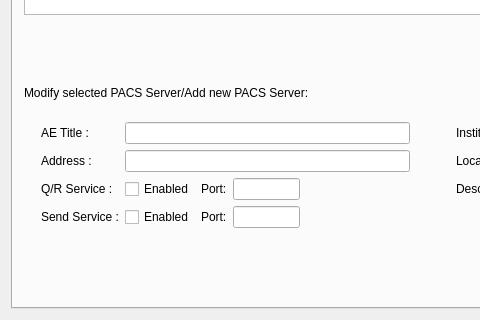
starviewer-medical/starviewer, file starviewer/src/inputoutput/qconfigurationscreenbase.ui: the form before one commit; both pictures show x 0 to 480 and y 225 to 545 of the 848 by 545 pixel window.
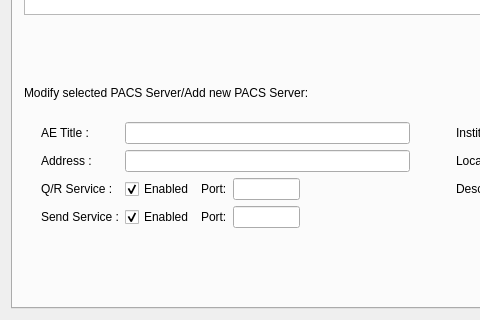
The form after the commit. Icons and pictures are not drawn.

Commit message: BUG:No apareixien marcades per defecte l'opció de el servei Q/R i Store al obrir la interfíce.

Patch:
```diff
--- a/starviewer/src/inputoutput/qconfigurationscreenbase.ui
+++ b/starviewer/src/inputoutput/qconfigurationscreenbase.ui
@@ -345,6 +345,9 @@
              <property name="text">
               <string>Enabled</string>
              </property>
+             <property name="checked">
+              <bool>true</bool>
+             </property>
             </widget>
            </item>
            <item row="2" column="1">
@@ -352,6 +355,9 @@
              <property name="text">
               <string>Enabled</string>
              </property>
+             <property name="checked">
+              <bool>true</bool>
+             </property>
             </widget>
            </item>
           </layout>
```
Left out of the diff: 1 changed line with no effect on the pictures.
